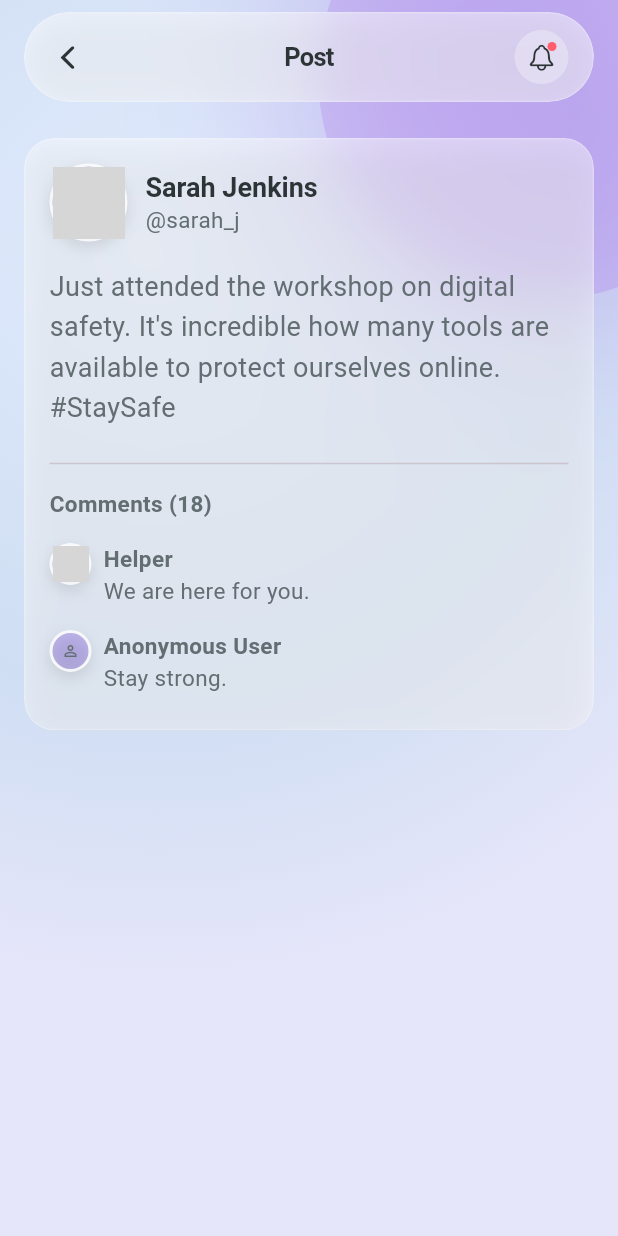
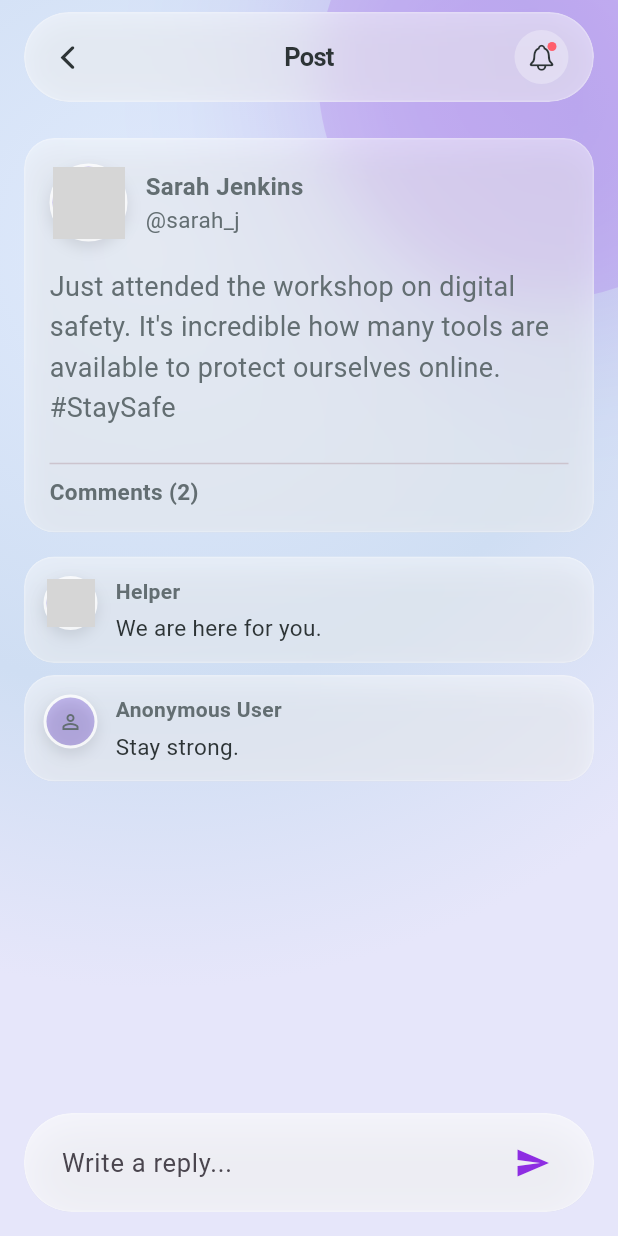
Before and after one commit to hosiahledwaba-cmyk/CallOut-UI-Demo, a Flutter app: the PostDetailScreen screen opened directly with sample values from the repository, on a phone screen of 412 x 824 dp. Run offline on Flutter 3.47's test engine with Material 3 defaults, Android fonts, the phone set to English and light mode, and no system bars; our stand-ins replace flutter_map, latlong2; accounts and stored records are empty; network calls fail; Roboto replaces fonts that are missing (SF Pro Display); grey boxes are pictures that could not be loaded.

Commit message:
Added post interaction functionality.

```diff
--- a/lib/data/api_config.dart
+++ b/lib/data/api_config.dart
@@ -2,28 +2,40 @@
 class ApiConfig {
   // 1. Set this to your actual backend URL when ready.
   // Leave it as is to force the app to use Mock Data (since this URL won't resolve).
-  static const String baseUrl =
-      "https://serverless-api-test-iota.vercel.app/v1";
+  static const String baseUrl = ""; // paste the url below here when ready:
+  //  "https://serverless-api-test-iota.vercel.app/v1"
 
   // 2. Endpoints
   static const String login = "$baseUrl/auth/login";
   static const String signup = "$baseUrl/auth/signup";
+
+  // Feed & Posts
   static const String feed = "$baseUrl/feed";
-  static const String posts = "$baseUrl/posts"; // GET for list, POST for create
+  static const String posts = "$baseUrl/posts"; // GET list, POST create
+  static const String postLike =
+      "$baseUrl/posts/{id}/like"; // POST to like, DELETE to unlike
+  static const String postComment =
+      "$baseUrl/posts/{id}/comments"; // POST comment
+  static const String postShare = "$baseUrl/posts/{id}/share"; // POST share
+
+  // Users & Profile
+  static const String profile = "$baseUrl/profile";
+  static const String userFollow =
+      "$baseUrl/users/{id}/follow"; // POST follow, DELETE unfollow
+  static const String notifications = "$baseUrl/notifications";
+
+  // Search & Resources
   static const String chats = "$baseUrl/chats";
   static const String searchUsers = "$baseUrl/search/users";
   static const String searchPosts = "$baseUrl/search/posts";
   static const String resources = "$baseUrl/resources";
-  static const String profile = "$baseUrl/profile";
-  static const String notifications = "$baseUrl/notifications";
 
-  // 3. Headers (Add your Auth Tokens here dynamically if needed)
+  // 3. Headers
   static Map<String, String> get headers => {
     "Content-Type": "application/json",
     "Accept": "application/json",
-    // "Authorization": "Bearer $token",
   };
 
-  // 4. Timeouts: How long to wait for API before switching to Mock data
+  // 4. Timeouts
   static const Duration timeout = Duration(seconds: 3);
 }
--- a/lib/models/comment.dart
+++ b/lib/models/comment.dart
@@ -31,4 +31,19 @@ class Comment {
     'text': text,
     'created_at': timestamp.toIso8601String(),
   };
+
+  // Added copyWith for consistency
+  Comment copyWith({
+    String? id,
+    User? author,
+    String? text,
+    DateTime? timestamp,
+  }) {
+    return Comment(
+      id: id ?? this.id,
+      author: author ?? this.author,
+      text: text ?? this.text,
+      timestamp: timestamp ?? this.timestamp,
+    );
+  }
 }
--- a/lib/models/user.dart
+++ b/lib/models/user.dart
@@ -4,9 +4,10 @@ class User {
   final String username;
   final String displayName;
   final String avatarUrl;
-  final bool isVerified; // Identity verified (Blue tick)
-  final bool isActivist; // Permission to post (Admin granted)
+  final bool isVerified;
+  final bool isActivist;
   final bool isAnonymous;
+  final bool isFollowing; // New field
 
   const User({
     required this.id,
@@ -16,6 +17,7 @@ class User {
     this.isVerified = false,
     this.isActivist = false,
     this.isAnonymous = false,
+    this.isFollowing = false, // Default
   });
 
   static const User anonymous = User(
@@ -35,6 +37,21 @@ class User {
       isVerified: json['is_verified'] ?? false,
       isActivist: json['is_activist'] ?? false,
       isAnonymous: json['is_anonymous'] ?? false,
+      isFollowing: json['is_following'] ?? false,
+    );
+  }
+
+  // CopyWith for optimistic updates
+  User copyWith({bool? isFollowing}) {
+    return User(
+      id: id,
+      username: username,
+      displayName: displayName,
+      avatarUrl: avatarUrl,
+      isVerified: isVerified,
+      isActivist: isActivist,
+      isAnonymous: isAnonymous,
+      isFollowing: isFollowing ?? this.isFollowing,
     );
   }
 
@@ -47,6 +64,7 @@ class User {
       'is_verified': isVerified,
       'is_activist': isActivist,
       'is_anonymous': isAnonymous,
+      'is_following': isFollowing,
     };
   }
 }
--- a/lib/screens/post_detail_screen.dart
+++ b/lib/screens/post_detail_screen.dart
@@ -1,4 +1,5 @@
 // lib/screens/post_detail_screen.dart
+import 'dart:ui'; // Added for ImageFilter
 import 'package:flutter/material.dart';
 import '../models/post.dart';
 import '../models/comment.dart';
@@ -20,19 +21,46 @@ class PostDetailScreen extends StatefulWidget {
 
 class _PostDetailScreenState extends State<PostDetailScreen> {
   final FeedRepository _repository = FeedRepository();
+  final TextEditingController _commentController = TextEditingController();
   late Future<List<Comment>> _commentsFuture;
+  List<Comment> _comments = [];
 
   @override
   void initState() {
     super.initState();
-    _commentsFuture = _repository.getComments(widget.post.id);
+    _fetchComments();
+  }
+
+  void _fetchComments() {
+    _commentsFuture = _repository.getComments(widget.post.id).then((val) {
+      if (mounted) setState(() => _comments = val);
+      return val;
+    });
+  }
+
+  void _handleSubmitComment() async {
+    final text = _commentController.text.trim();
+    if (text.isEmpty) return;
+
+    _commentController.clear();
+
+    final newComment = await _repository.addComment(widget.post.id, text);
+
+    if (newComment != null && mounted) {
+      setState(() {
+        _comments.insert(0, newComment);
+      });
+    }
   }
 
   @override
   Widget build(BuildContext context) {
     return GlassScaffold(
       showBottomNav: false,
-      body: Column(
+      body: Stack(
+        children: [
+          // Content
+          Column(
             children: [
               const TopNav(title: "Post", showBack: true),
               Expanded(
@@ -40,6 +68,7 @@ class _PostDetailScreenState extends State<PostDetailScreen> {
                   padding: const EdgeInsets.all(DesignTokens.paddingMedium),
                   child: Column(
                     children: [
+                      // Main Post
                       GlassCard(
                         child: Column(
                           crossAxisAlignment: CrossAxisAlignment.start,
@@ -53,10 +82,10 @@ class _PostDetailScreenState extends State<PostDetailScreen> {
                                   children: [
                                     Text(
                                       widget.post.author.displayName,
-                                  style: Theme.of(context)
-                                      .textTheme
-                                      .headlineMedium
-                                      ?.copyWith(fontSize: 18),
+                                      style: const TextStyle(
+                                        fontWeight: FontWeight.bold,
+                                        fontSize: 16,
+                                      ),
                                     ),
                                     Text("@${widget.post.author.username}"),
                                   ],
@@ -72,46 +101,104 @@ class _PostDetailScreenState extends State<PostDetailScreen> {
                               const SizedBox(height: 16),
                               ClipRRect(
                                 borderRadius: BorderRadius.circular(16),
-                            child: Image.network(
-                              widget.post.imageUrl!,
-                              errorBuilder: (c, e, s) => const SizedBox(),
-                            ),
+                                child: Image.network(widget.post.imageUrl!),
                               ),
                             ],
                             const SizedBox(height: 16),
                             const Divider(),
-                        Padding(
-                          padding: const EdgeInsets.symmetric(vertical: 8),
-                          child: Text(
-                            "Comments (${widget.post.comments})",
-                            style: const TextStyle(fontWeight: FontWeight.bold),
+                            Text(
+                              "Comments (${_comments.length})",
+                              style: const TextStyle(
+                                fontWeight: FontWeight.bold,
                               ),
                             ),
-                        // Dynamic Comments
-                        FutureBuilder<List<Comment>>(
+                          ],
+                        ),
+                      ),
+
+                      // Comment List
+                      const SizedBox(height: 16),
+                      FutureBuilder(
                         future: _commentsFuture,
                         builder: (context, snapshot) {
-                            if (snapshot.connectionState ==
+                          if (_comments.isEmpty &&
+                              snapshot.connectionState ==
                                   ConnectionState.waiting) {
-                              return const Padding(
-                                padding: EdgeInsets.all(20),
-                                child: Center(
+                            return const Center(
                               child: CircularProgressIndicator(),
-                                ),
                             );
                           }
-                            final comments = snapshot.data ?? [];
                           return Column(
-                              children: comments
+                            children: _comments
                                 .map((c) => _buildCommentItem(c))
                                 .toList(),
                           );
                         },
                       ),
+                      // Extra space for floating input
+                      const SizedBox(height: 100),
                     ],
                   ),
                 ),
+              ),
             ],
+          ),
+
+          // Floating Input Bar
+          Positioned(
+            left: DesignTokens.paddingMedium,
+            right: DesignTokens.paddingMedium,
+            bottom:
+                DesignTokens.paddingMedium +
+                MediaQuery.of(
+                  context,
+                ).viewInsets.bottom, // Moves up with keyboard
+            child: ClipRRect(
+              borderRadius: BorderRadius.circular(32),
+              child: BackdropFilter(
+                filter: ImageFilter.blur(sigmaX: 20, sigmaY: 20),
+                child: Container(
+                  padding: const EdgeInsets.symmetric(
+                    horizontal: 16,
+                    vertical: 8,
+                  ),
+                  decoration: BoxDecoration(
+                    color: DesignTokens.glassWhite.withOpacity(0.65),
+                    borderRadius: BorderRadius.circular(32),
+                    border: Border.all(
+                      color: DesignTokens.glassBorder,
+                      width: 1.0,
+                    ),
+                    boxShadow: [
+                      BoxShadow(
+                        color: DesignTokens.glassShadow.withOpacity(0.15),
+                        blurRadius: 24,
+                        offset: const Offset(0, 8),
+                      ),
+                    ],
+                  ),
+                  child: Row(
+                    children: [
+                      Expanded(
+                        child: TextField(
+                          controller: _commentController,
+                          decoration: const InputDecoration(
+                            hintText: "Write a reply...",
+                            border: InputBorder.none,
+                            contentPadding: EdgeInsets.symmetric(horizontal: 8),
+                          ),
+                        ),
+                      ),
+                      IconButton(
+                        icon: const Icon(
+                          Icons.send,
+                          color: DesignTokens.accentPrimary,
+                        ),
+                        onPressed: _handleSubmitComment,
+                      ),
+                    ],
+                  ),
+                ),
               ),
             ),
           ),
@@ -122,29 +209,36 @@ class _PostDetailScreenState extends State<PostDetailScreen> {
 
   Widget _buildCommentItem(Comment comment) {
     return Padding(
-      padding: const EdgeInsets.symmetric(vertical: 8.0),
+      padding: const EdgeInsets.only(bottom: 8.0),
+      child: GlassCard(
+        padding: const EdgeInsets.all(12),
         child: Row(
           crossAxisAlignment: CrossAxisAlignment.start,
           children: [
-          Avatar(user: comment.author, radius: 12),
-          const SizedBox(width: 8),
+            Avatar(user: comment.author, radius: 16),
+            const SizedBox(width: 12),
             Expanded(
               child: Column(
                 crossAxisAlignment: CrossAxisAlignment.start,
                 children: [
                   Text(
                     comment.author.displayName,
-                  style: const TextStyle(fontWeight: FontWeight.w600),
+                    style: const TextStyle(
+                      fontWeight: FontWeight.bold,
+                      fontSize: 14,
                     ),
+                  ),
+                  const SizedBox(height: 4),
                   Text(
                     comment.text,
-                  style: const TextStyle(color: DesignTokens.textSecondary),
+                    style: const TextStyle(color: DesignTokens.textPrimary),
                   ),
                 ],
               ),
             ),
           ],
         ),
+      ),
     );
   }
 }
```
Also changed, not shown: lib/data/feed_repository.dart (+60 -0 lines), lib/data/profile_repository.dart (+17 -0 lines), lib/models/message.dart (+17 -0 lines), lib/models/post.dart (+16 -11 lines), lib/screens/user_list_screen.dart (+53 -57 lines), lib/widgets/post_preview.dart (+96 -27 lines). Lines whose indentation alone changed are shown as unchanged.
